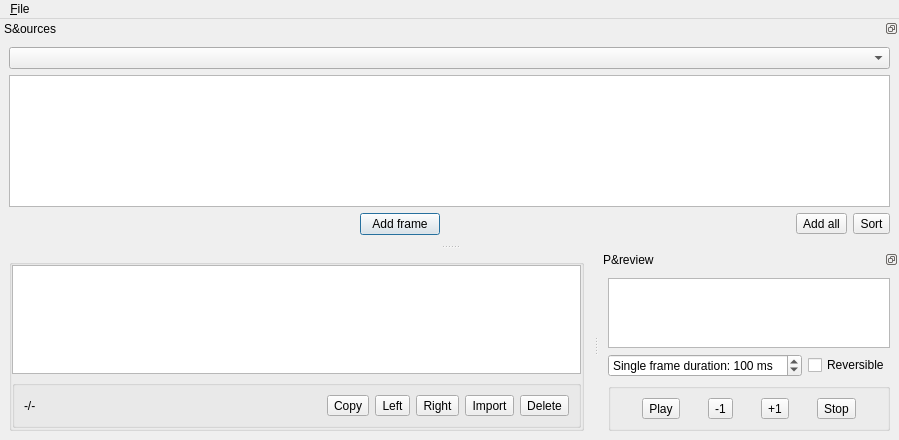
Qt form animation-editor/editor.ui (dos1/libsuperderpy-utils) before a commit.
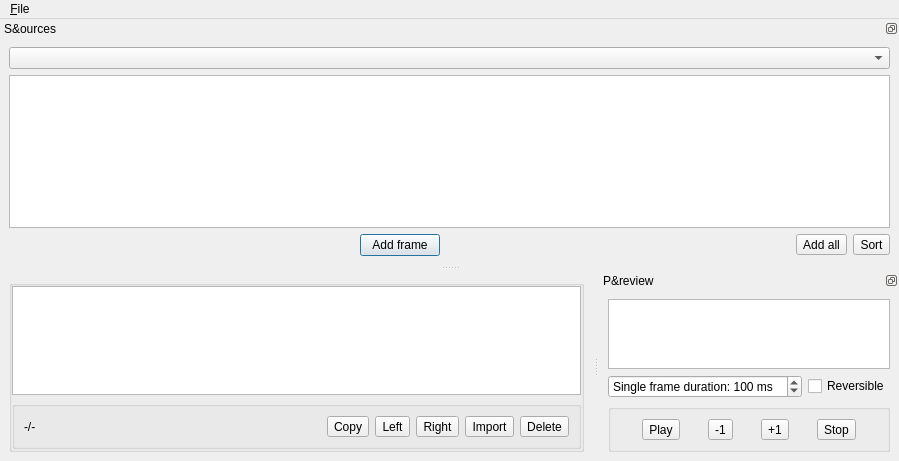
The same form after that commit. Icons and pictures are not drawn. Custom widgets are drawn as their Qt base class.

Diff of the .ui file:
```diff
--- a/animation-editor/editor.ui
+++ b/animation-editor/editor.ui
@@ -7,7 +7,7 @@
     <x>0</x>
     <y>0</y>
     <width>899</width>
-    <height>440</height>
+    <height>461</height>
    </rect>
   </property>
   <property name="windowTitle">
@@ -67,6 +67,12 @@
            <property name="dragDropMode">
             <enum>QAbstractItemView::InternalMove</enum>
            </property>
+           <property name="alternatingRowColors">
+            <bool>false</bool>
+           </property>
+           <property name="selectionMode">
+            <enum>QAbstractItemView::ExtendedSelection</enum>
+           </property>
            <property name="flow">
             <enum>QListView::LeftToRight</enum>
            </property>
```
Left out of the diff: 24 changed lines with no effect on the pictures.
